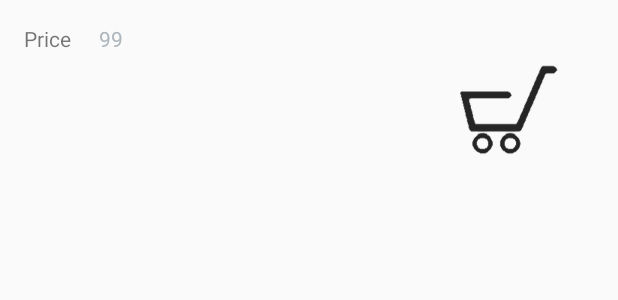
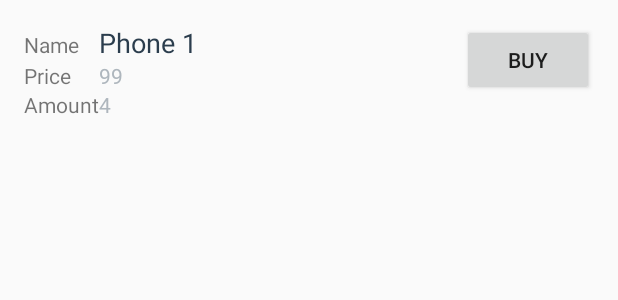
Before and after one commit to aczender/InventoryApp, an Android app: the layout list_item.xml on its own in the app's theme, with its tools: preview values and no code run, on a phone screen of 412 x 824 dp. Shown: the top 300 px of the screen. Run offline under Robolectric (Android 15) with nearby library versions, the phone set to English and light mode, and no system bars.

Commit message:
2017.10.01.

```diff
--- a/app/src/main/res/layout/list_item.xml
+++ b/app/src/main/res/layout/list_item.xml
@@ -1,10 +1,10 @@
 <?xml version="1.0" encoding="utf-8"?>
 <!-- Layout for a single list item in the list of pets -->
 
-<RelativeLayout xmlns:android="http://schemas.android.com/apk/res/android"
+<LinearLayout xmlns:android="http://schemas.android.com/apk/res/android"
+              xmlns:tools="http://schemas.android.com/tools"
               android:layout_width="match_parent"
               android:layout_height="match_parent"
-    xmlns:tools="http://schemas.android.com/tools"
               android:orientation="horizontal"
               android:padding="16dp">
 
@@ -14,15 +14,16 @@
         android:layout_weight="1"
         android:orientation="vertical">
 
-        <TextView
+        <LinearLayout
             android:layout_width="wrap_content"
             android:layout_height="wrap_content"
-            android:orientation="horizontal"/>
+            android:orientation="horizontal">
 
             <TextView
                 android:layout_width="50dp"
                 android:layout_height="wrap_content"
                 android:text="Name"/>
+
             <TextView
                 android:id="@+id/name"
                 android:layout_width="wrap_content"
@@ -41,6 +42,7 @@
                 android:layout_width="50dp"
                 android:layout_height="wrap_content"
                 android:text="Price"/>
+
             <TextView
                 android:id="@+id/price"
                 android:layout_width="wrap_content"
@@ -50,14 +52,33 @@
                 tools:text="99"/>
         </LinearLayout>
 
-    <ImageView
-        android:id="@+id/shopping"
-        style="@style/ShopStyle"
+        <LinearLayout
+            android:layout_width="wrap_content"
             android:layout_height="wrap_content"
+            android:orientation="horizontal">
+
+            <TextView
+                android:layout_width="50dp"
+                android:layout_height="wrap_content"
+                android:text="Amount"/>
+
+            <TextView
+                android:id="@+id/quantity"
                 android:layout_width="wrap_content"
-        android:layout_alignParentRight="true"
-        android:onClick="goToShop"
-        android:layout_margin="15dp"
-        android:src="@drawable/basket"/>
+                android:layout_height="wrap_content"
+                android:textAppearance="?android:textAppearanceSmall"
+                android:textColor="#AEB6BD"
+                tools:text="4"/>
 
-</RelativeLayout>
+
+        </LinearLayout>
+    </LinearLayout>
+
+    <Button
+        android:id="@+id/buy"
+        android:layout_width="wrap_content"
+        android:layout_height="wrap_content"
+        android:text="Buy"/>
+
+
+</LinearLayout>
```
Also changed, not shown: app/src/main/java/com/example/andrew/inventoryapp/CatalogActivity.java (+4 -7 lines), app/src/main/java/com/example/andrew/inventoryapp/DeviceCursorAdapter.java (+49 -6 lines), app/src/main/java/com/example/andrew/inventoryapp/EditorActivity.java (+8 -19 lines), app/src/main/java/com/example/andrew/inventoryapp/data/DeviceProvider.java (+52 -41 lines). Lines whose indentation alone changed are shown as unchanged.
